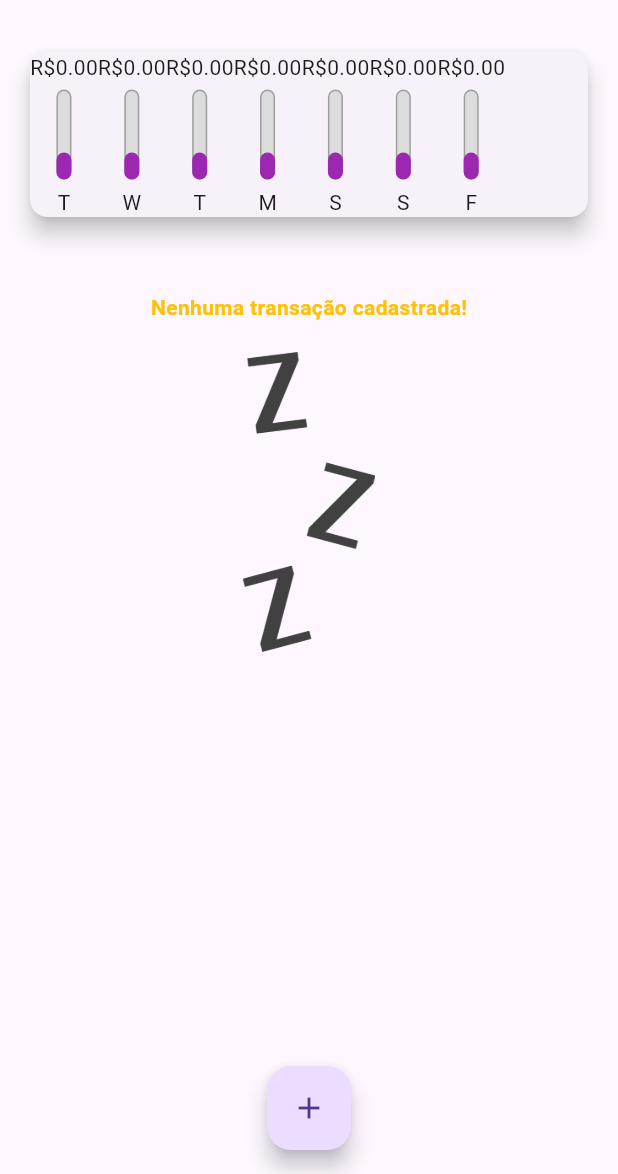
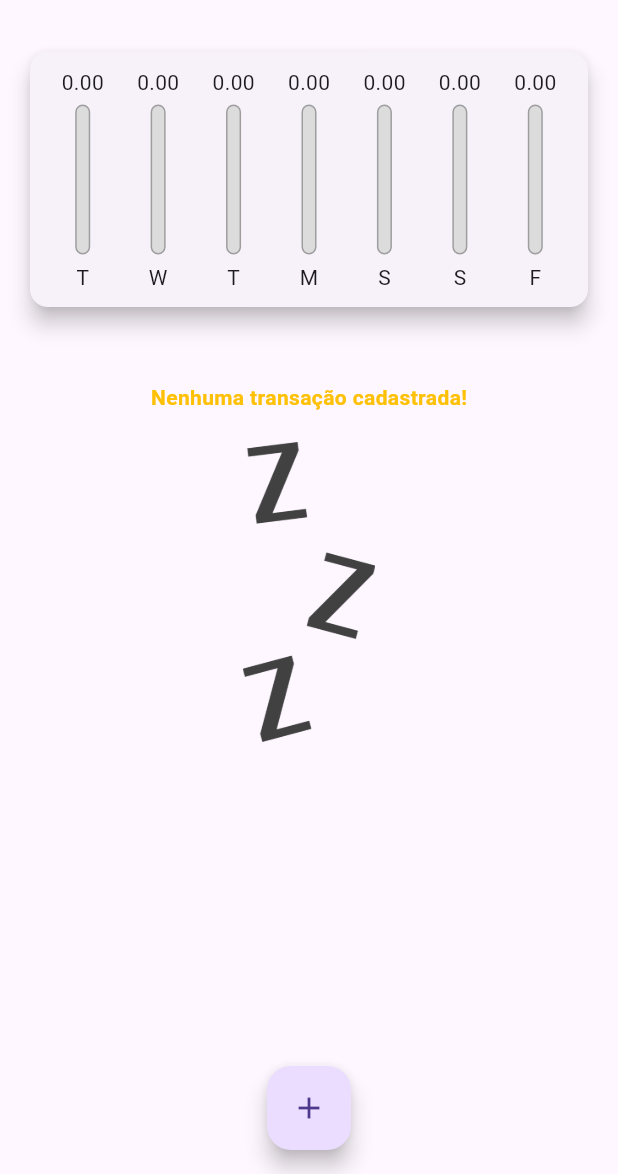
Before and after one commit to lucalves3/expenses, a Flutter app: the screen it shows after launch, on a phone screen of 412 x 824 dp, the part 62-1236 px from its top. Run offline on Flutter 3.47's test engine with Material 3 defaults, Android fonts, the phone set to English and light mode, and no system bars.

Commit message:
learning about flexibility

```diff
--- a/lib/components/chart.dart
+++ b/lib/components/chart.dart
@@ -27,18 +27,35 @@ class Chart extends StatelessWidget {
     });
   }
 
+  double get _weekTotalValue {
+    // tipo umm reduce
+    // sum é o accumulator e tr é o elemento atual
+    // o elemento atual é um map
+    return groupedTransactions.fold(0.0, (sum, tr) {
+      return sum + (tr['value'] as double);
+    });
+  }
+
   @override
   Widget build(BuildContext context) {
     return Card(
         elevation: 6,
         margin: const EdgeInsets.all(20),
-        child: Row(
-          children: groupedTransactions.map((tr) {
-            return ChartBar(
-                label: tr['day'] as String,
-                value: tr['value'] as double,
-                percentage: 0.3);
-          }).toList(),
+        child: Padding(
+          padding: const EdgeInsets.all(10),
+          child: Row(
+            mainAxisAlignment: MainAxisAlignment.spaceAround,
+            children: groupedTransactions.map((tr) {
+              return Flexible(
+                fit: FlexFit.tight,
+                child: ChartBar(
+                  label: tr['day'] as String,
+                  value: tr['value'] as double,
+                  percentage: (tr['value'] as double) / _weekTotalValue,
+                ),
+              );
+            }).toList(),
+          ),
         ));
   }
 }
--- a/lib/components/chart_bar.dart
+++ b/lib/components/chart_bar.dart
@@ -15,10 +15,10 @@ class ChartBar extends StatelessWidget {
   Widget build(BuildContext context) {
     return Column(
       children: <Widget>[
-        Text('R\$${value.toStringAsFixed(2)}'),
+        FittedBox(child: Text('${value.toStringAsFixed(2)}')),
         SizedBox(height: 5),
         Container(
-          height: 60,
+          height: 100,
           width: 10,
           child: Stack(
             alignment: Alignment.bottomCenter,
```
